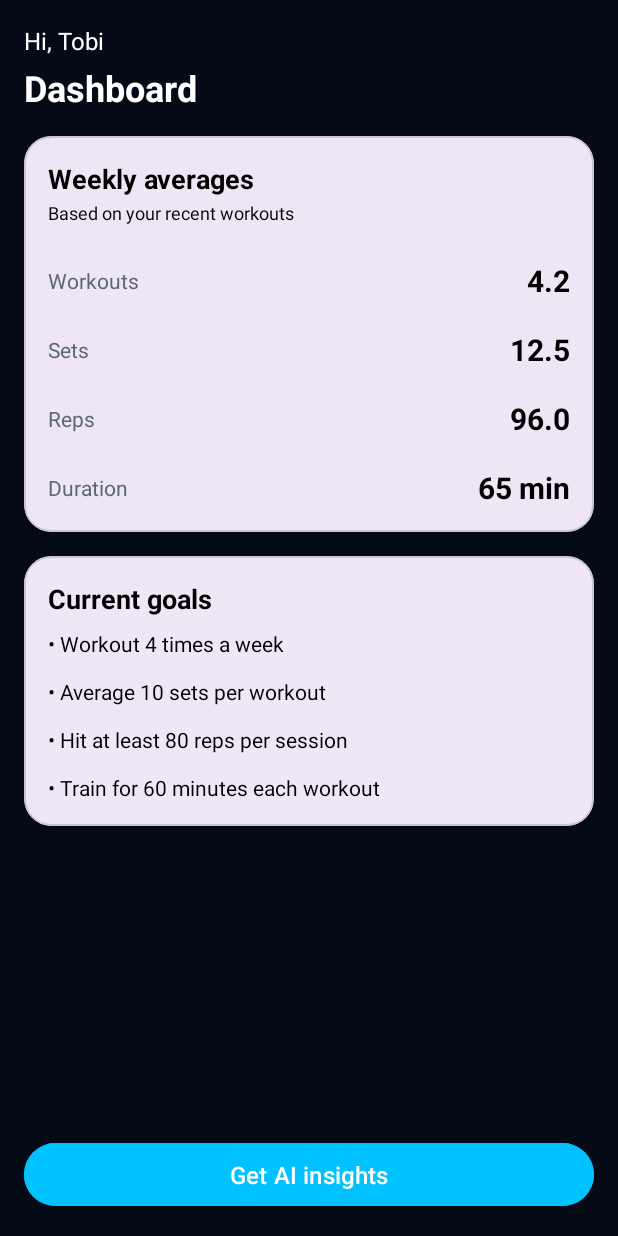
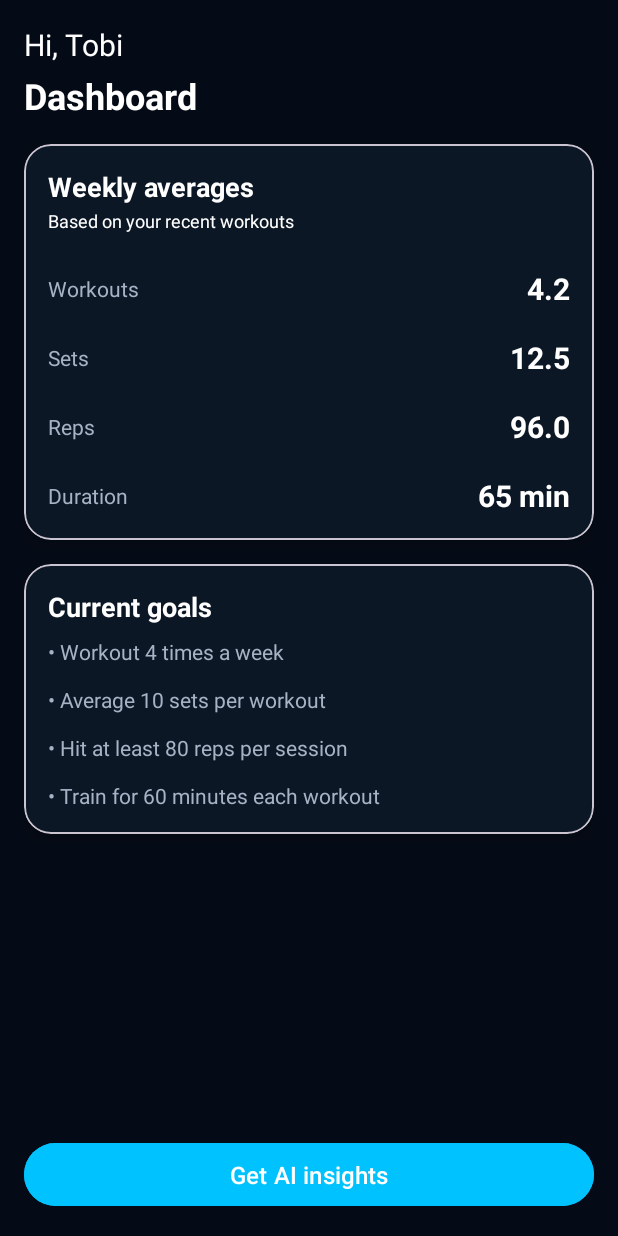
Before and after one commit to lennythecreator/AndroidDevProject, an Android app: the DashboardActivity screen opened directly, with no data from a screen before it, on a phone screen of 412 x 824 dp. Run offline under Robolectric (Android 15) with nearby library versions, the phone set to English and light mode, and no system bars.

Commit message:
setting up backend & changed colors for dashboard page

```diff
--- a/GymPal/app/src/main/res/layout/activity_dashboard.xml
+++ b/GymPal/app/src/main/res/layout/activity_dashboard.xml
@@ -17,7 +17,7 @@
             android:layout_width="wrap_content"
             android:layout_height="wrap_content"
             android:text="@string/hi_user"
-            android:textSize="16sp"
+            android:textSize="20sp"
             android:textColor="@color/colorTextPrimary" />
 
         <TextView
@@ -35,6 +35,7 @@
             android:layout_height="wrap_content"
             android:layout_marginTop="16dp"
             app:cardCornerRadius="18dp"
+            app:cardBackgroundColor="@color/colorCardBackground"
             app:cardElevation="6dp">
 
             <LinearLayout
@@ -49,7 +50,7 @@
                     android:text="@string/weekly_averages"
                     android:textSize="18sp"
                     android:textStyle="bold"
-                    android:textColor="@color/colorTextBlack" />
+                    android:textColor="@color/colorTextPrimary"/>
 
                 <TextView
                     android:id="@+id/tvAveragesSubtitle"
@@ -57,7 +58,7 @@
                     android:layout_height="wrap_content"
                     android:text="@string/based_on_your_recent_workouts"
                     android:textSize="12sp"
-                    android:textColor="@color/colorTextBlack"
+                    android:textColor="@color/colorTextPrimary"
                     android:layout_marginTop="2dp" />
 
                 <View
@@ -78,7 +79,7 @@
                         android:layout_weight="1"
                         android:text="@string/workouts"
                         android:textSize="14sp"
-                        android:textColor="@color/colorPlaceholderText" />
+                        android:textColor="@color/colorTextSecondary" />
 
                     <TextView
                         android:id="@+id/tvAvgWorkouts"
@@ -87,7 +88,7 @@
                         android:text="@string/_0"
                         android:textSize="20sp"
                         android:textStyle="bold"
-                        android:textColor="@color/colorTextBlack" />
+                        android:textColor="@color/colorTextPrimary" />
                 </LinearLayout>
 
                 <View
@@ -109,7 +110,7 @@
                         android:layout_weight="1"
                         android:text="@string/sets"
                         android:textSize="14sp"
-                        android:textColor="@color/colorPlaceholderText" />
+                        android:textColor="@color/colorTextSecondary" />
 
                     <TextView
                         android:id="@+id/tvAvgSets"
@@ -118,7 +119,7 @@
                         android:text="@string/_0"
                         android:textSize="20sp"
                         android:textStyle="bold"
-                        android:textColor="@color/colorTextBlack" />
+                        android:textColor="@color/colorTextPrimary" />
                 </LinearLayout>
 
                 <View
@@ -140,7 +141,7 @@
                         android:layout_weight="1"
                         android:text="@string/reps"
                         android:textSize="14sp"
-                        android:textColor="@color/colorPlaceholderText" />
+                        android:textColor="@color/colorTextSecondary" />
 
                     <TextView
                         android:id="@+id/tvAvgReps"
@@ -149,7 +150,7 @@
                         android:text="@string/_0"
                         android:textSize="20sp"
                         android:textStyle="bold"
-                        android:textColor="@color/colorTextBlack" />
+                        android:textColor="@color/colorTextPrimary" />
                 </LinearLayout>
 
                 <View
@@ -171,7 +172,7 @@
                         android:layout_weight="1"
                         android:text="@string/duration"
                         android:textSize="14sp"
-                        android:textColor="@color/colorPlaceholderText" />
+                        android:textColor="@color/colorTextSecondary" />
 
                     <TextView
                         android:id="@+id/tvAvgDuration"
@@ -180,7 +181,7 @@
                         android:text="@string/_0_min"
                         android:textSize="20sp"
                         android:textStyle="bold"
-                        android:textColor="@color/colorTextBlack" />
+                        android:textColor="@color/colorTextPrimary" />
                 </LinearLayout>
 
             </LinearLayout>
@@ -190,6 +191,7 @@
             android:layout_width="match_parent"
             android:layout_height="wrap_content"
             android:layout_marginTop="16dp"
+            app:cardBackgroundColor="@color/colorCardBackground"
             app:cardCornerRadius="18dp"
             app:cardElevation="4dp">
 
@@ -205,7 +207,7 @@
                     android:text="@string/current_goals"
                     android:textSize="18sp"
                     android:textStyle="bold"
-                    android:textColor="@color/colorTextBlack" />
+                    android:textColor="@color/colorTextPrimary" />
 
                 <TextView
                     android:id="@+id/tvCurrentGoals"
@@ -213,7 +215,7 @@
                     android:layout_height="wrap_content"
                     android:text="@string/no_goals_yet"
                     android:textSize="14sp"
-                    android:textColor="@color/colorTextBlack"
+                    android:textColor="@color/colorTextSecondary"
                     android:layout_marginTop="8dp" />
 
             </LinearLayout>
```
Also changed, not shown: 6 other files.
